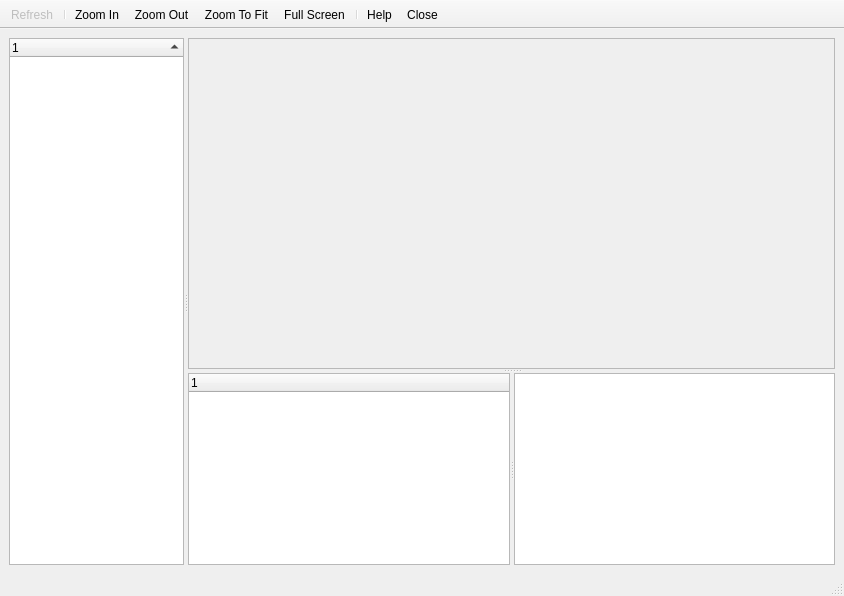
First picture: the form in src/vidalia/network/NetViewer.ui, repository a-ilin/vidalia, before the edit.
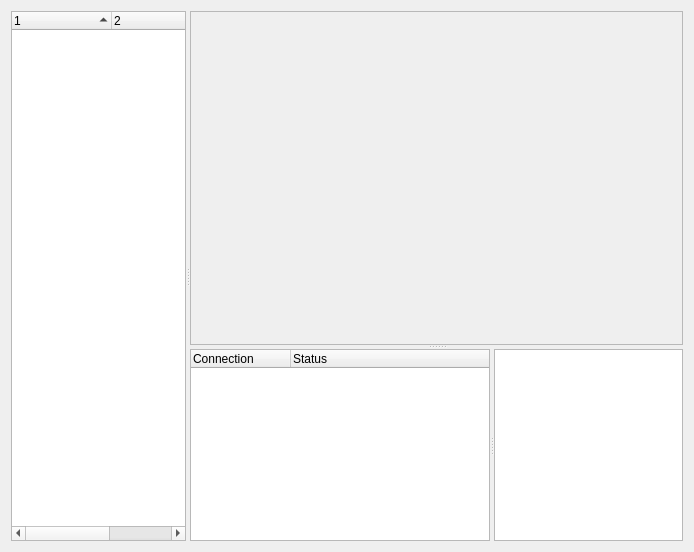
Second picture: the form after the edit. Icons and pictures are not drawn. Custom widgets are drawn as their Qt base class.

The edit to the form file:
```diff
--- a/src/vidalia/network/NetViewer.ui
+++ b/src/vidalia/network/NetViewer.ui
@@ -1,45 +1,24 @@
 <ui version="4.0" >
  <class>NetViewer</class>
- <widget class="QMainWindow" name="NetViewer" >
-  <property name="geometry" >
+ <widget class="QWidget" name="NetViewer">
+  <property name="geometry">
    <rect>
     <x>0</x>
     <y>0</y>
-    <width>844</width>
-    <height>596</height>
+    <width>694</width>
+    <height>552</height>
    </rect>
   </property>
-  <property name="sizePolicy" >
-   <sizepolicy>
-    <hsizetype>5</hsizetype>
-    <vsizetype>5</vsizetype>
-    <horstretch>0</horstretch>
-    <verstretch>0</verstretch>
-   </sizepolicy>
+  <property name="windowTitle">
+   <string>Network Map</string>
   </property>
-  <property name="contextMenuPolicy" >
-   <enum>Qt::NoContextMenu</enum>
-  </property>
-  <property name="windowTitle" >
-   <string>Tor Network Map</string>
-  </property>
-  <property name="windowIcon" >
-   <iconset resource="../res/vidalia.qrc" >:/images/32x32/applications-internet.png</iconset>
-  </property>
-  <property name="toolButtonStyle" >
-   <enum>Qt::ToolButtonTextUnderIcon</enum>
-  </property>
-  <widget class="QWidget" name="centralwidget" >
-   <layout class="QVBoxLayout" >
-    <property name="margin" >
-     <number>9</number>
-    </property>
-    <property name="spacing" >
-     <number>6</number>
-    </property>
+  <layout class="QVBoxLayout" name="verticalLayout">
     <item>
-     <widget class="QSplitter" name="splitter" >
-      <property name="contextMenuPolicy" >
+    <layout class="QHBoxLayout" name="horizontalLayout"/>
+   </item>
+   <item>
+    <widget class="QSplitter" name="splitter">
+     <property name="contextMenuPolicy">
        <enum>Qt::NoContextMenu</enum>
       </property>
       <property name="orientation" >
@@ -48,11 +27,9 @@
       <property name="childrenCollapsible" >
        <bool>false</bool>
       </property>
-      <widget class="RouterListWidget" name="treeRouterList" >
-       <property name="sizePolicy" >
-        <sizepolicy>
-         <hsizetype>5</hsizetype>
-         <vsizetype>7</vsizetype>
+     <widget class="RouterListWidget" name="treeRouterList">
+      <property name="sizePolicy">
+       <sizepolicy hsizetype="Preferred" vsizetype="Expanding">
          <horstretch>1</horstretch>
          <verstretch>0</verstretch>
         </sizepolicy>
@@ -69,21 +46,37 @@
        <property name="statusTip" >
         <string/>
        </property>
-       <property name="indentation" >
-        <number>0</number>
-       </property>
-       <property name="sortingEnabled" >
-        <bool>true</bool>
-       </property>
-       <property name="selectionMode" >
+      <property name="selectionMode">
         <enum>QAbstractItemView::ExtendedSelection</enum>
        </property>
-      </widget>
-      <widget class="QSplitter" name="splitter3" >
-       <property name="sizePolicy" >
-        <sizepolicy>
-         <hsizetype>5</hsizetype>
-         <vsizetype>5</vsizetype>
+      <property name="indentation">
+       <number>0</number>
+      </property>
+      <property name="sortingEnabled">
+       <bool>true</bool>
+      </property>
+      <property name="columnCount">
+       <number>3</number>
+      </property>
+      <column>
+       <property name="text">
+        <string/>
+       </property>
+      </column>
+      <column>
+       <property name="text">
+        <string/>
+       </property>
+      </column>
+      <column>
+       <property name="text">
+        <string>Relay</string>
+       </property>
+      </column>
+     </widget>
+     <widget class="QSplitter" name="splitter3">
+      <property name="sizePolicy">
+       <sizepolicy hsizetype="Preferred" vsizetype="Preferred">
          <horstretch>100</horstretch>
          <verstretch>0</verstretch>
         </sizepolicy>
@@ -97,11 +90,9 @@
        <property name="childrenCollapsible" >
         <bool>false</bool>
        </property>
-       <widget class="QFrame" name="frmMap" >
-        <property name="sizePolicy" >
-         <sizepolicy>
-          <hsizetype>7</hsizetype>
-          <vsizetype>7</vsizetype>
+      <widget class="QFrame" name="frmMap">
+       <property name="sizePolicy">
+        <sizepolicy hsizetype="Expanding" vsizetype="Expanding">
           <horstretch>100</horstretch>
           <verstretch>100</verstretch>
          </sizepolicy>
@@ -121,30 +112,28 @@
         <property name="frameShadow" >
          <enum>QFrame::Raised</enum>
         </property>
-        <layout class="QHBoxLayout" >
-         <property name="margin" >
+       <layout class="QHBoxLayout">
+        <property name="spacing">
+         <number>6</number>
+        </property>
+        <property name="margin">
           <number>9</number>
          </property>
-         <property name="spacing" >
-          <number>6</number>
-         </property>
          <item>
-          <layout class="QGridLayout" >
-           <property name="margin" >
+         <layout class="QGridLayout" name="gridLayout">
+          <property name="margin">
             <number>0</number>
            </property>
-           <property name="spacing" >
+          <property name="spacing">
             <number>6</number>
            </property>
           </layout>
          </item>
         </layout>
        </widget>
-       <widget class="QSplitter" name="splitter2" >
-        <property name="sizePolicy" >
-         <sizepolicy>
-          <hsizetype>7</hsizetype>
-          <vsizetype>1</vsizetype>
+      <widget class="QSplitter" name="splitter2">
+       <property name="sizePolicy">
+        <sizepolicy hsizetype="Expanding" vsizetype="Minimum">
           <horstretch>100</horstretch>
           <verstretch>1</verstretch>
          </sizepolicy>
@@ -158,11 +147,9 @@
         <property name="childrenCollapsible" >
          <bool>false</bool>
         </property>
-        <widget class="CircuitListWidget" name="treeCircuitList" >
-         <property name="sizePolicy" >
-          <sizepolicy>
-           <hsizetype>5</hsizetype>
-           <vsizetype>5</vsizetype>
+       <widget class="CircuitListWidget" name="treeCircuitList">
+        <property name="sizePolicy">
+         <sizepolicy hsizetype="Preferred" vsizetype="Preferred">
            <horstretch>100</horstretch>
            <verstretch>100</verstretch>
           </sizepolicy>
@@ -182,12 +169,23 @@
          <property name="sortingEnabled" >
           <bool>false</bool>
          </property>
-        </widget>
-        <widget class="RouterDescriptorView" name="textRouterInfo" >
-         <property name="sizePolicy" >
-          <sizepolicy>
-           <hsizetype>5</hsizetype>
-           <vsizetype>5</vsizetype>
+        <property name="columnCount">
+         <number>2</number>
+        </property>
+        <column>
+         <property name="text">
+          <string>Connection</string>
+         </property>
+        </column>
+        <column>
+         <property name="text">
+          <string>Status</string>
+         </property>
+        </column>
+       </widget>
+       <widget class="RouterDescriptorView" name="textRouterInfo">
+        <property name="sizePolicy">
+         <sizepolicy hsizetype="Preferred" vsizetype="Preferred">
            <horstretch>100</horstretch>
            <verstretch>100</verstretch>
           </sizepolicy>
@@ -204,39 +202,15 @@
      </widget>
     </item>
    </layout>
-  </widget>
-  <widget class="QStatusBar" name="statusbar" />
-  <widget class="QToolBar" name="toolBar" >
-   <property name="contextMenuPolicy" >
-    <enum>Qt::NoContextMenu</enum>
-   </property>
-   <property name="movable" >
+  <action name="actionRefresh">
+   <property name="enabled">
     <bool>false</bool>
    </property>
-   <property name="orientation" >
-    <enum>Qt::Horizontal</enum>
+   <property name="icon">
+    <iconset resource="../res/vidalia.qrc">
+     <normaloff>:/images/32x32/view-refresh.png</normaloff>:/images/32x32/view-refresh.png</iconset>
    </property>
-   <attribute name="toolBarArea" >
-    <number>4</number>
-   </attribute>
-   <addaction name="actionRefresh" />
-   <addaction name="separator" />
-   <addaction name="actionZoomIn" />
-   <addaction name="actionZoomOut" />
-   <addaction name="actionZoomToFit" />
-   <addaction name="actionZoomFullScreen" />
-   <addaction name="separator" />
-   <addaction name="actionHelp" />
-   <addaction name="actionClose" />
-  </widget>
-  <action name="actionRefresh" >
-   <property name="enabled" >
-    <bool>false</bool>
-   </property>
-   <property name="icon" >
-    <iconset resource="../res/vidalia.qrc" >:/images/32x32/view-refresh.png</iconset>
-   </property>
-   <property name="text" >
+   <property name="text">
     <string>Refresh</string>
    </property>
    <property name="toolTip" >
```
Left out of the diff: 162 changed lines with no effect on the pictures. Lines whose indentation alone changed are shown as unchanged.
